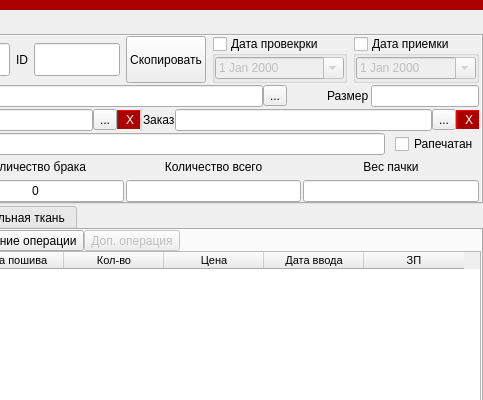
Before: the Qt Designer form ui/pack.ui in Meller008/CRM-Avi, drawn with Qt 5; both pictures show x 239 to 722 and y 0 to 400 of the 722 by 484 pixel window.
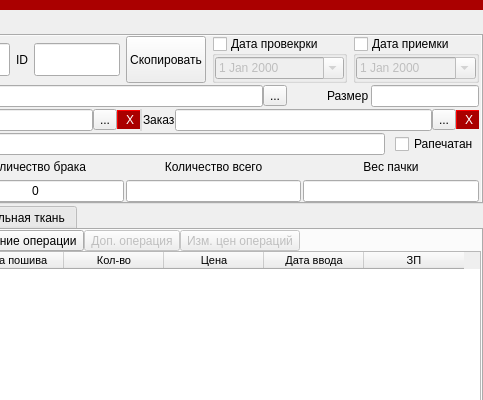
After: the same form once the commit is applied.

```diff
--- a/ui/pack.ui
+++ b/ui/pack.ui
@@ -175,6 +175,16 @@
            </property>
           </widget>
          </item>
+         <item>
+          <widget class="QToolButton" name="pb_change_price_operations">
+           <property name="enabled">
+            <bool>false</bool>
+           </property>
+           <property name="text">
+            <string>Изм. цен операций</string>
+           </property>
+          </widget>
+         </item>
          <item>
           <spacer name="horizontalSpacer_5">
            <property name="orientation">
```
Left out of the diff: 25 changed lines with no effect on the pictures.
